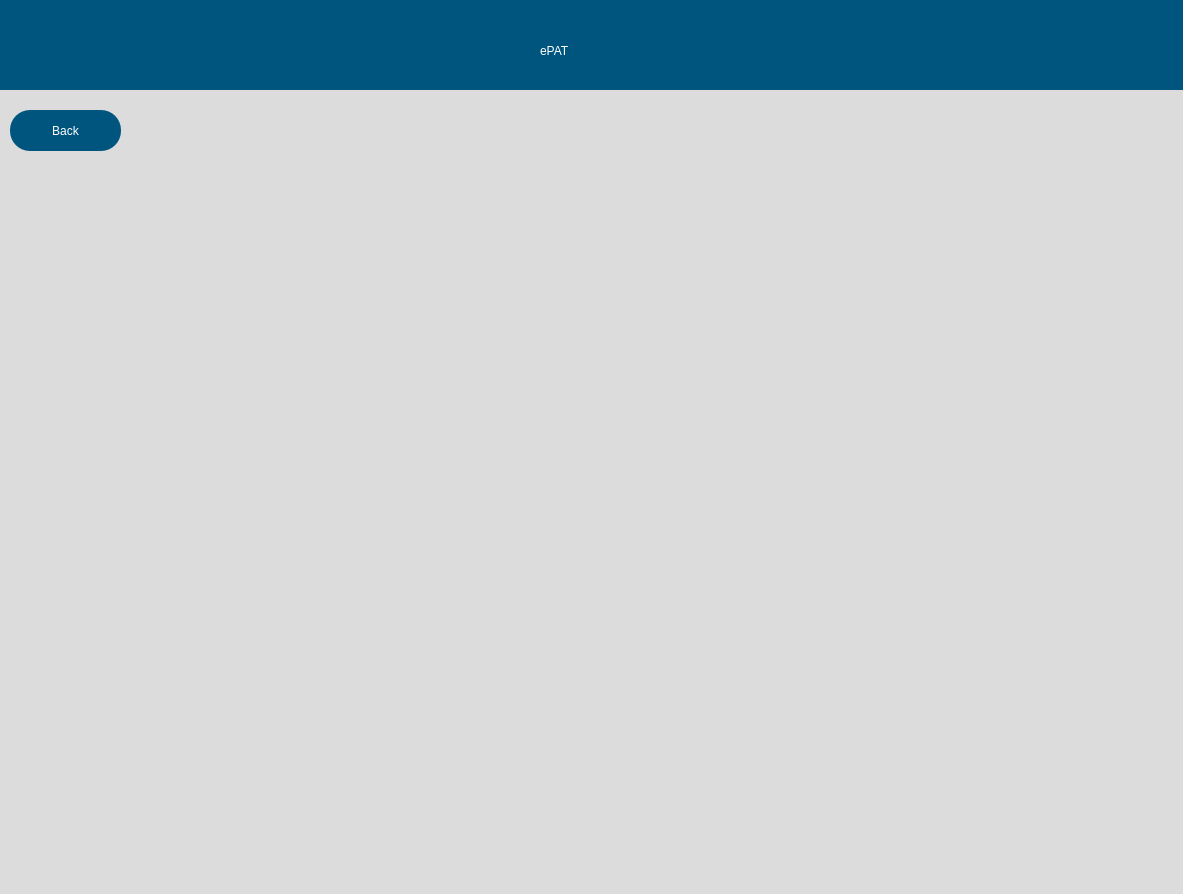
Qt form src/user_interface/settingsPage.ui (eppenney/eBook-Perpetual-Access-Rights-Tracker) before a commit.
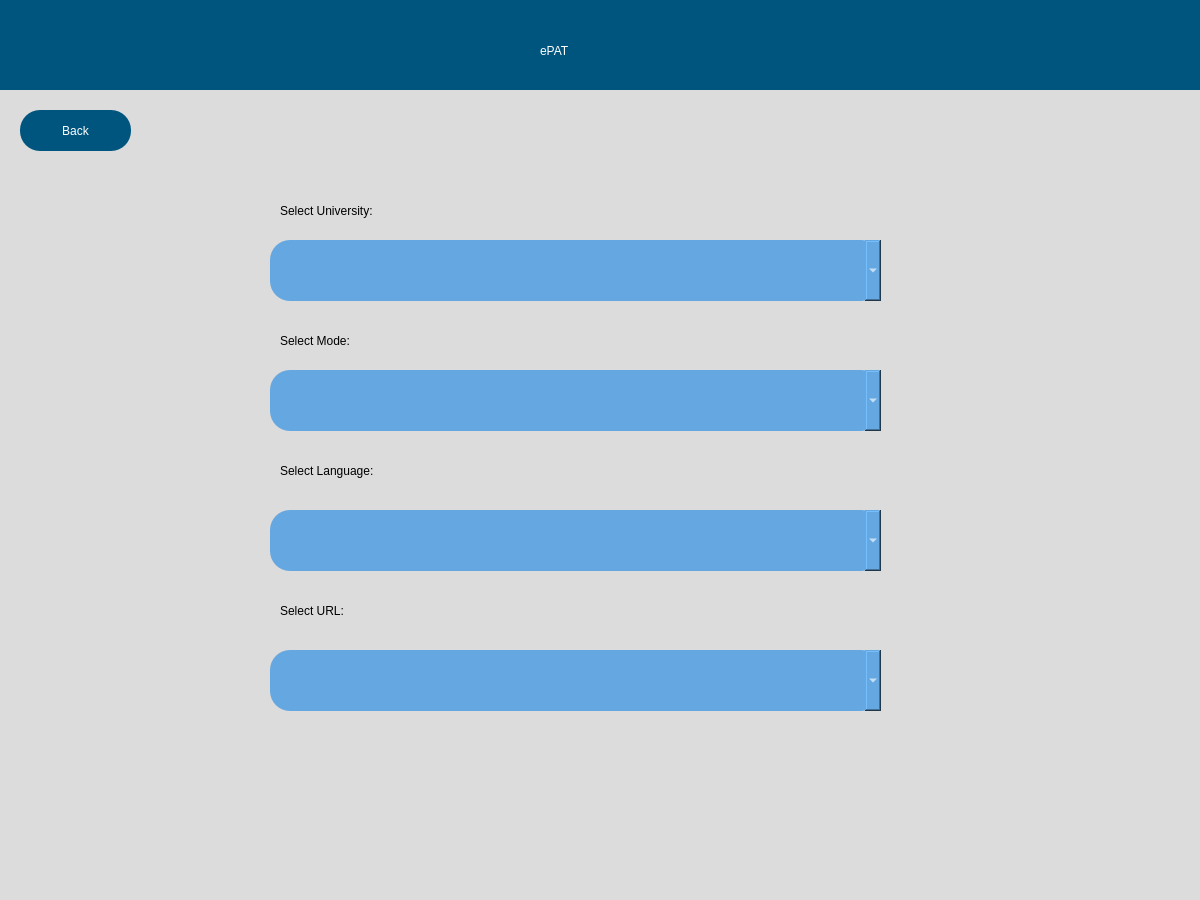
The same form after that commit.

Commit message: Made some changes in the startscreen and some minor changes in the UIs

```diff
--- a/src/user_interface/settingsPage.ui
+++ b/src/user_interface/settingsPage.ui
@@ -6,8 +6,8 @@
    <rect>
     <x>0</x>
     <y>0</y>
-    <width>1183</width>
-    <height>894</height>
+    <width>1200</width>
+    <height>900</height>
    </rect>
   </property>
   <property name="windowTitle">
@@ -16,7 +16,7 @@
   <widget class="QWidget" name="widget" native="true">
    <property name="geometry">
     <rect>
-     <x>-10</x>
+     <x>0</x>
      <y>0</y>
      <width>1200</width>
      <height>900</height>
@@ -28,7 +28,7 @@
    <widget class="QWidget" name="widget_2" native="true">
     <property name="geometry">
      <rect>
-      <x>10</x>
+      <x>0</x>
       <y>0</y>
       <width>1200</width>
       <height>90</height>
@@ -75,6 +75,142 @@
      <string>Back</string>
     </property>
    </widget>
+   <widget class="QComboBox" name="comboBox_4">
+    <property name="geometry">
+     <rect>
+      <x>270</x>
+      <y>370</y>
+      <width>611</width>
+      <height>61</height>
+     </rect>
+    </property>
+    <property name="styleSheet">
+     <string notr="true">
+background-color: rgb(100, 167, 225);
+border-radius:20px;
+color: rgb(255, 255, 255);
+font: 11pt &quot;MS Shell Dlg 2&quot;;</string>
+    </property>
+   </widget>
+   <widget class="QComboBox" name="comboBox_5">
+    <property name="geometry">
+     <rect>
+      <x>270</x>
+      <y>510</y>
+      <width>611</width>
+      <height>61</height>
+     </rect>
+    </property>
+    <property name="styleSheet">
+     <string notr="true">
+background-color: rgb(100, 167, 225);
+border-radius:20px;
+color: rgb(255, 255, 255);
+font: 11pt &quot;MS Shell Dlg 2&quot;;</string>
+    </property>
+   </widget>
+   <widget class="QComboBox" name="universityBOX">
+    <property name="geometry">
+     <rect>
+      <x>270</x>
+      <y>240</y>
+      <width>611</width>
+      <height>61</height>
+     </rect>
+    </property>
+    <property name="styleSheet">
+     <string notr="true">
+background-color: rgb(100, 167, 225);
+border-radius:20px;
+color: rgb(255, 255, 255);
+font: 11pt &quot;MS Shell Dlg 2&quot;;</string>
+    </property>
+   </widget>
+   <widget class="QComboBox" name="comboBox_6">
+    <property name="geometry">
+     <rect>
+      <x>270</x>
+      <y>650</y>
+      <width>611</width>
+      <height>61</height>
+     </rect>
+    </property>
+    <property name="styleSheet">
+     <string notr="true">
+background-color: rgb(100, 167, 225);
+border-radius:20px;
+color: rgb(255, 255, 255);
+font: 11pt &quot;MS Shell Dlg 2&quot;;</string>
+    </property>
+   </widget>
+   <widget class="QLabel" name="UniversityLabel">
+    <property name="geometry">
+     <rect>
+      <x>280</x>
+      <y>190</y>
+      <width>151</width>
+      <height>41</height>
+     </rect>
+    </property>
+    <property name="styleSheet">
+     <string notr="true">font: 75 14pt &quot;Arial&quot;;
+color: rgb(0, 0, 0);</string>
+    </property>
+    <property name="text">
+     <string>Select University:</string>
+    </property>
+   </widget>
+   <widget class="QLabel" name="UniversityLabel_2">
+    <property name="geometry">
+     <rect>
+      <x>280</x>
+      <y>320</y>
+      <width>151</width>
+      <height>41</height>
+     </rect>
+    </property>
+    <property name="styleSheet">
+     <string notr="true">font: 75 14pt &quot;Arial&quot;;
+color: rgb(0, 0, 0);</string>
+    </property>
+    <property name="text">
+     <string>Select Mode:</string>
+    </property>
+   </widget>
+   <widget class="QLabel" name="UniversityLabel_3">
+    <property name="geometry">
+     <rect>
+      <x>280</x>
+      <y>450</y>
+      <width>151</width>
+      <height>41</height>
+     </rect>
+    </property>
+    <property name="styleSheet">
+     <string notr="true">font: 75 14pt &quot;Arial&quot;;
+color: rgb(0, 0, 0);</string>
+    </property>
+    <property name="text">
+     <string>Select Language:</string>
+    </property>
+   </widget>
+   <widget class="QLabel" name="UniversityLabel_4">
+    <property name="geometry">
+     <rect>
+      <x>280</x>
+      <y>590</y>
+      <width>151</width>
+      <height>41</height>
+     </rect>
+    </property>
+    <property name="styleSheet">
+     <string notr="true">font: 75 14pt &quot;Arial&quot;;
+color: rgb(0, 0, 0);</string>
+    </property>
+    <property name="text">
+     <string>Select URL:</string>
+    </property>
+   </widget>
   </widget>
  </widget>
  <resources/>
```
Left out of the diff: 2 changed lines with no effect on the pictures. The commit also changes 4 other files.
